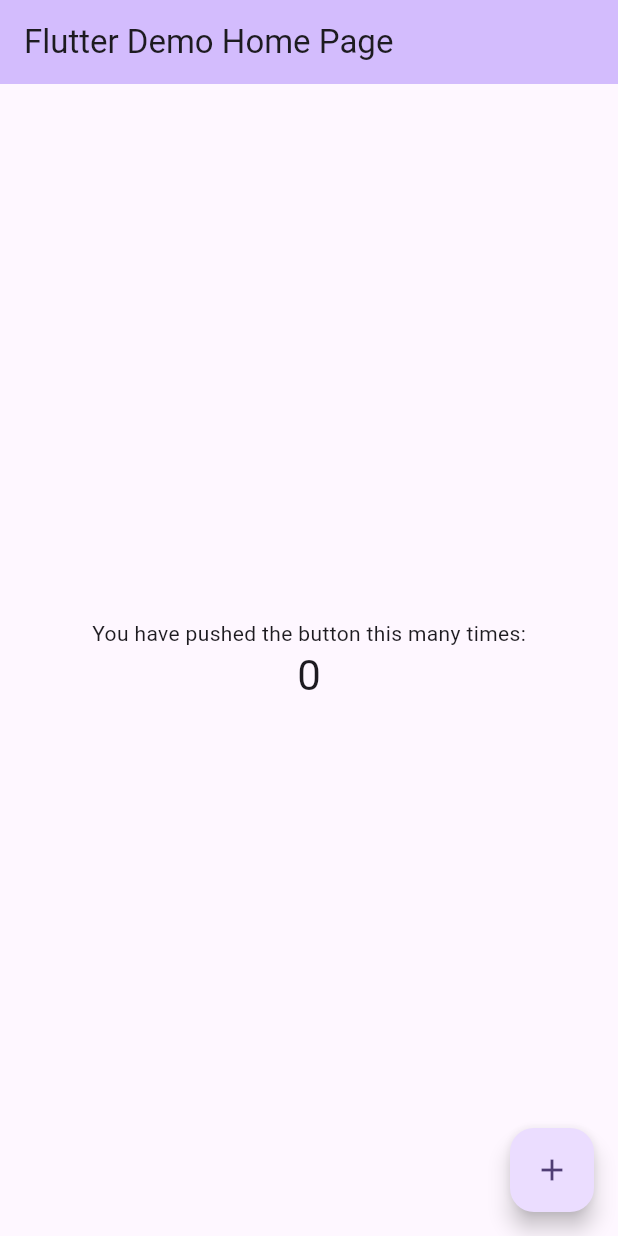
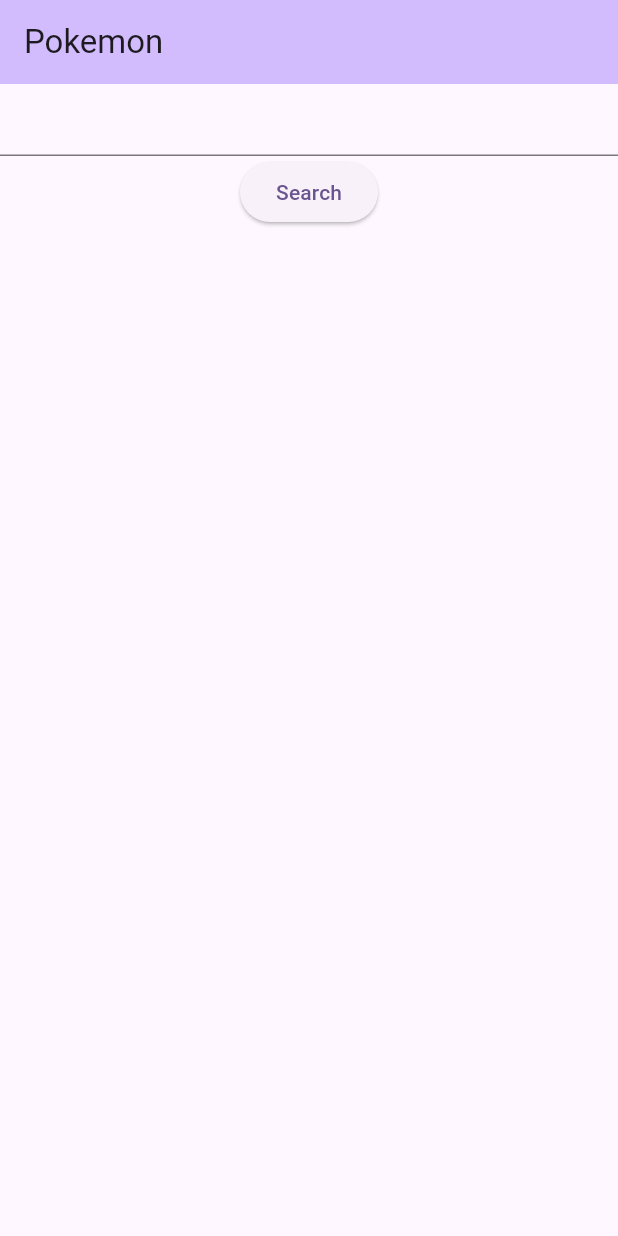
Before and after one commit to jrbzunder/pipeline_testing, a Flutter app: the screen it shows after launch, on a phone screen of 412 x 824 dp. Run offline on Flutter 3.47's test engine with Material 3 defaults, Android fonts, the light colour scheme and no system bars; our stand-ins replace flutter_bloc, get_it.

Commit message:
feat: add flow

```diff
--- /dev/null
+++ b/lib/Injector.dart
@@ -0,0 +1,26 @@
+import 'package:get_it/get_it.dart';
+import 'package:pipeline_testing/bloc/pokemon_cubit.dart';
+import 'package:pipeline_testing/repository/pokemon_repository.dart';
+import 'package:pipeline_testing/use_cases/get_pokemon.dart';
+
+class Injector {
+  static bool _isInit = false;
+  static void setup() {
+    if (_isInit) return;
+    _isInit = true;
+    GetIt getIt = GetIt.I;
+
+// Repositories
+    getIt.registerSingleton<PokemonRepository>(PokemonRepositoryImpl());
+
+// Use cases
+    getIt.registerSingleton(GetPokemon(getIt()));
+
+// Cubits
+    getIt.registerSingleton(PokemonCubit(getIt()));
+  }
+
+  static T resolve<T extends Object>() {
+    return GetIt.I.get<T>();
+  }
+}
--- /dev/null
+++ b/lib/bloc/pokemon_cubit.dart
@@ -0,0 +1,20 @@
+import 'package:flutter_bloc/flutter_bloc.dart';
+import 'package:pipeline_testing/Injector.dart';
+import 'package:pipeline_testing/bloc/pokemon_state.dart';
+import 'package:pipeline_testing/model/pokemon.dart';
+import 'package:pipeline_testing/use_cases/get_pokemon.dart';
+
+class PokemonCubit extends Cubit<PokemonState> {
+  final GetPokemon _getPokemon;
+
+  PokemonCubit(this._getPokemon) : super(PokemonInitState());
+
+  void init() {
+    emit(PokemonInitState());
+  }
+
+  void searchPokemon(String pokemonName) async {
+      final Pokemon pokemon = await _getPokemon.execute(pokemonName);
+      emit(PokemonLoadedState(pokemon));
+  }
+}
--- /dev/null
+++ b/lib/bloc/pokemon_state.dart
@@ -0,0 +1,15 @@
+import 'package:pipeline_testing/model/pokemon.dart';
+
+abstract class PokemonState {}
+
+class PokemonInitState extends PokemonState {}
+
+class PokemonLoadedState extends PokemonState {
+  final Pokemon pokemon;
+
+  PokemonLoadedState(
+    this.pokemon,
+  );
+}
+
+class PokemonErrorState extends PokemonState {}
--- a/lib/main.dart
+++ b/lib/main.dart
@@ -1,6 +1,12 @@
 import 'package:flutter/material.dart';
+import 'package:flutter/services.dart';
+import 'package:flutter_bloc/flutter_bloc.dart';
+import 'package:pipeline_testing/Injector.dart';
+import 'package:pipeline_testing/bloc/pokemon_cubit.dart';
+import 'package:pipeline_testing/bloc/pokemon_state.dart';
 
 void main() {
+  Injector.setup();
   runApp(const MyApp());
 }
 
@@ -11,115 +17,55 @@
   @override
   Widget build(BuildContext context) {
     return MaterialApp(
-      title: 'Flutter Demo',
+      title: 'Flutter Pipeline Testing',
       theme: ThemeData(
-        // This is the theme of your application.
-        //
-        // TRY THIS: Try running your application with "flutter run". You'll see
-        // the application has a blue toolbar. Then, without quitting the app,
-        // try changing the seedColor in the colorScheme below to Colors.green
-        // and then invoke "hot reload" (save your changes or press the "hot
-        // reload" button in a Flutter-supported IDE, or press "r" if you used
-        // the command line to start the app).
-        //
-        // Notice that the counter didn't reset back to zero; the application
-        // state is not lost during the reload. To reset the state, use hot
-        // restart instead.
-        //
-        // This works for code too, not just values: Most code changes can be
-        // tested with just a hot reload.
         colorScheme: ColorScheme.fromSeed(seedColor: Colors.deepPurple),
         useMaterial3: true,
       ),
-      home: const MyHomePage(title: 'Flutter Demo Home Page'),
+      home: const MyHomePage(),
     );
   }
 }
 
 class MyHomePage extends StatefulWidget {
-  const MyHomePage({super.key, required this.title});
-
-  // This widget is the home page of your application. It is stateful, meaning
-  // that it has a State object (defined below) that contains fields that affect
-  // how it looks.
-
-  // This class is the configuration for the state. It holds the values (in this
-  // case the title) provided by the parent (in this case the App widget) and
-  // used by the build method of the State. Fields in a Widget subclass are
-  // always marked "final".
-
-  final String title;
+  const MyHomePage({super.key});
 
   @override
   State<MyHomePage> createState() => _MyHomePageState();
 }
 
 class _MyHomePageState extends State<MyHomePage> {
-  int _counter = 0;
-
-  void _incrementCounter() {
-    setState(() {
-      // This call to setState tells the Flutter framework that something has
-      // changed in this State, which causes it to rerun the build method below
-      // so that the display can reflect the updated values. If we changed
-      // _counter without calling setState(), then the build method would not be
-      // called again, and so nothing would appear to happen.
-      _counter++;
-    });
-  }
+final PokemonCubit pokemonCubit = Injector.resolve();
+final TextEditingController textController = TextEditingController();
 
   @override
   Widget build(BuildContext context) {
-    // This method is rerun every time setState is called, for instance as done
-    // by the _incrementCounter method above.
-    //
-    // The Flutter framework has been optimized to make rerunning build methods
-    // fast, so that you can just rebuild anything that needs updating rather
-    // than having to individually change instances of widgets.
+
     return Scaffold(
       appBar: AppBar(
-        // TRY THIS: Try changing the color here to a specific color (to
-        // Colors.amber, perhaps?) and trigger a hot reload to see the AppBar
-        // change color while the other colors stay the same.
         backgroundColor: Theme.of(context).colorScheme.inversePrimary,
-        // Here we take the value from the MyHomePage object that was created by
-        // the App.build method, and use it to set our appbar title.
-        title: Text(widget.title),
+        title: const Text('Pokemon'),
       ),
       body: Center(
-        // Center is a layout widget. It takes a single child and positions it
-        // in the middle of the parent.
-        child: Column(
-          // Column is also a layout widget. It takes a list of children and
-          // arranges them vertically. By default, it sizes itself to fit its
-          // children horizontally, and tries to be as tall as its parent.
-          //
-          // Column has various properties to control how it sizes itself and
-          // how it positions its children. Here we use mainAxisAlignment to
-          // center the children vertically; the main axis here is the vertical
-          // axis because Columns are vertical (the cross axis would be
-          // horizontal).
-          //
-          // TRY THIS: Invoke "debug painting" (choose the "Toggle Debug Paint"
-          // action in the IDE, or press "p" in the console), to see the
-          // wireframe for each widget.
-          mainAxisAlignment: MainAxisAlignment.center,
-          children: <Widget>[
-            const Text(
-              'You have pushed the button this many times:',
+        child: BlocBuilder(
+          bloc: pokemonCubit,
+          builder: (context, state) {
+          if (state is PokemonLoadedState) {
+            return Text(state.pokemon.name);
+          }
+          return Form(
+            child: Column(
+              children: [
+                TextFormField(
+                  controller: textController,
+                ),
+                ElevatedButton(onPressed: () => pokemonCubit.searchPokemon(textController.text), child: Text('Search')),
+              ],
             ),
-            Text(
-              '$_counter',
-              style: Theme.of(context).textTheme.headlineMedium,
-            ),
-          ],
+          );
+          },
         ),
       ),
-      floatingActionButton: FloatingActionButton(
-        onPressed: _incrementCounter,
-        tooltip: 'Increment',
-        child: const Icon(Icons.add),
-      ), // This trailing comma makes auto-formatting nicer for build methods.
     );
   }
 }
--- /dev/null
+++ b/lib/repository/pokemon_repository.dart
@@ -0,0 +1,18 @@
+import 'dart:convert';
+
+import 'package:pipeline_testing/model/pokemon.dart';
+import 'package:http/http.dart' as http;
+
+abstract class PokemonRepository {
+  Future<Pokemon> getPokemon({required String pokemonName});
+}
+
+class PokemonRepositoryImpl implements PokemonRepository {
+  @override
+  Future<Pokemon> getPokemon({required String pokemonName}) async {
+    String url = "https://pokeapi.co/api/v2/pokemon/$pokemonName";
+    final response = await http.get(Uri.parse(url));
+
+    return Pokemon.fromJson(jsonDecode(response.body));
+  }
+}
--- /dev/null
+++ b/lib/use_cases/get_pokemon.dart
@@ -0,0 +1,13 @@
+import 'package:pipeline_testing/model/pokemon.dart';
+import 'package:pipeline_testing/repository/pokemon_repository.dart';
+
+class GetPokemon {
+  final PokemonRepository _pokemonRepository;
+
+  GetPokemon(this._pokemonRepository);
+
+  Future<Pokemon> execute(String pokemonName) async {
+     final pokemon = _pokemonRepository.getPokemon(pokemonName: pokemonName);
+     return pokemon;
+  }
+}
--- a/pubspec.yaml
+++ b/pubspec.yaml
@@ -35,7 +35,9 @@
   # The following adds the Cupertino Icons font to your application.
   # Use with the CupertinoIcons class for iOS style icons.
   cupertino_icons: ^1.0.2
-  http: ^1.2.1
+  http: ^1.1.0
+  flutter_bloc: ^8.1.4
+  get_it: ^7.6.7
 
 dev_dependencies:
   flutter_test:
```
Also changed, not shown: pubspec.lock.
